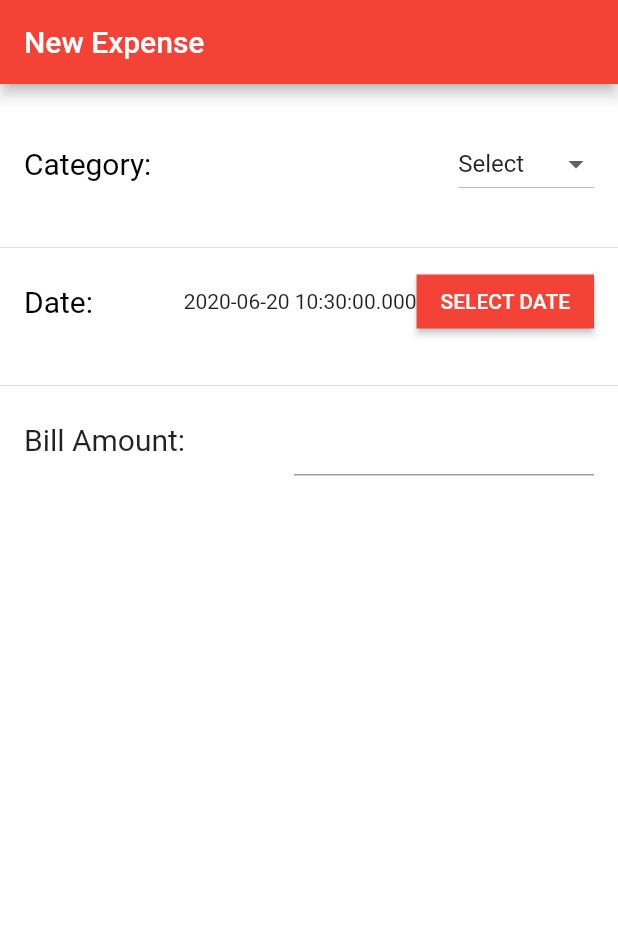
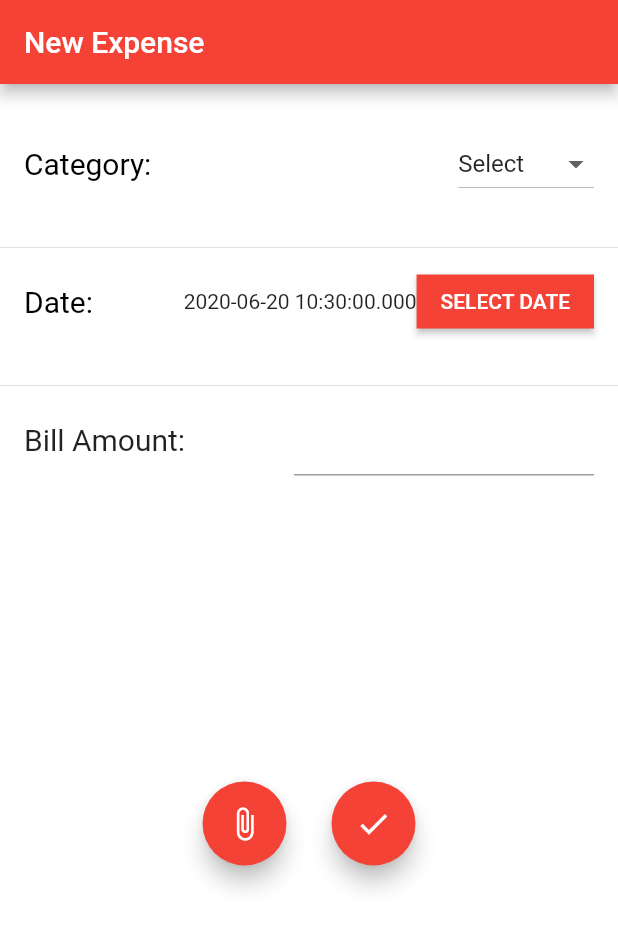
Before and after one commit to vishruth-v/Expense-Tracker, a Flutter app: the screen it shows after launch, on a phone screen of 412 x 824 dp. Shown: the top 928 px of the screen. Run offline on Flutter 3.47's test engine with Material 2 defaults, Android fonts, the phone set to English and light mode, and no system bars.

Commit message:
Added floating buttons

```diff
--- a/Vishruth/expense_track_vish/lib/main.dart
+++ b/Vishruth/expense_track_vish/lib/main.dart
@@ -29,12 +29,14 @@ class NewExpense extends StatefulWidget {
 class _NewExpenseState extends State<NewExpense> {
   String dropdownValue = 'Select';
   DateTime selectedDate = DateTime.now();
+  String amount = '';
   //final format = DateFormat("yyyy-MM-dd");
 
   @override
   Widget build(BuildContext context) {
+    print('Bill amount is: $amount');
     return Padding(
-      padding: const EdgeInsets.only(top:25),
+      padding: const EdgeInsets.only(top: 25),
       child: Column(
         children: <Widget>[
           ListTile(
@@ -77,7 +79,9 @@ class _NewExpenseState extends State<NewExpense> {
               mainAxisSize: MainAxisSize.min,
               children: <Widget>[
                 Text(
-                  selectedDate == null ? 'Select Date' : selectedDate.toString(),
+                  selectedDate == null
+                      ? 'Select Date'
+                      : selectedDate.toString(),
                 ),
                 RaisedButton(
                   shape: RoundedRectangleBorder(),
@@ -86,7 +90,7 @@ class _NewExpenseState extends State<NewExpense> {
                   color: Colors.red,
                   onPressed: () {
                     showDatePicker(
-                      initialEntryMode: DatePickerEntryMode.input,
+                      //initialEntryMode: DatePickerEntryMode.input,
                       context: context,
                       initialDate:
                           selectedDate == null ? DateTime.now() : selectedDate,
@@ -113,42 +117,36 @@ class _NewExpenseState extends State<NewExpense> {
             ),
             trailing: Container(
               width: 200,
-              child: TextField(),
+              child: TextField(
+                onChanged: (text) {
+                  setState(() {
+                    amount = text;
+                  });
+                },
+              ),
             ),
+          ),
+          SizedBox(
+            height: 200,
+          ),
+          Row(
+            mainAxisAlignment: MainAxisAlignment.center,
+            children: <Widget>[
+              FloatingActionButton(
+                onPressed: null,
+                child: Icon(Icons.attach_file),
+                backgroundColor: Colors.red,
+              ),
+              SizedBox(width: 30),
+              FloatingActionButton(
+                onPressed: null,
+                child: Icon(Icons.done),
+                backgroundColor: Colors.red,
+              ),
+            ],
           )
         ],
       ),
     );
   }
 }
-
-// trailing: Row(
-//   children: <Widget>[
-//     // DateTimeField(
-//     //   format: format,
-//     //   onShowPicker: (context, currentValue) {
-//     //     return showDatePicker(
-//     //         context: context,
-//     //         firstDate: DateTime(1900),
-//     //         initialDate: currentValue ?? DateTime.now(),
-//     //         lastDate: DateTime(2100));
-//     //   },
-//     // ),
-//   ],
-// ),
-
-// trailing: RaisedButton(
-//             onPressed: () {
-//               showDatePicker(
-//                 context: context,
-//                 initialDate: DateTime.now(),
-//                 firstDate: DateTime(2001),
-//                 lastDate: DateTime(2030),
-//                 fieldLabelText: selectedDate.toString(),
-//               ).then((date) {
-//                 setState(() {
-//                   selectedDate = date;
-//                 });
-//               });
-//             },
-//           ),
```
